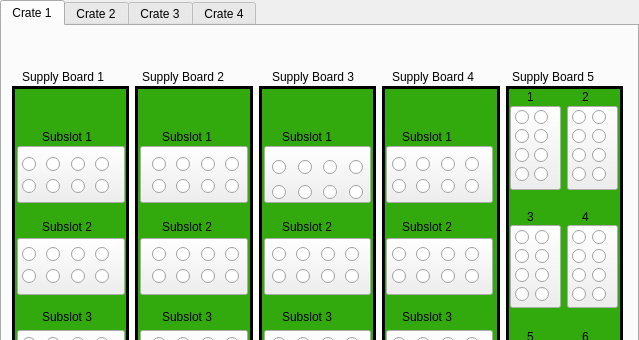
This is cratestabwidget.ui in JeffersonLab/clas12-dc-wiremap as Qt 5 draws it before an edit; both pictures show x 0 to 639 and y 0 to 340 of the 639 by 543 pixel window. The edited form follows.
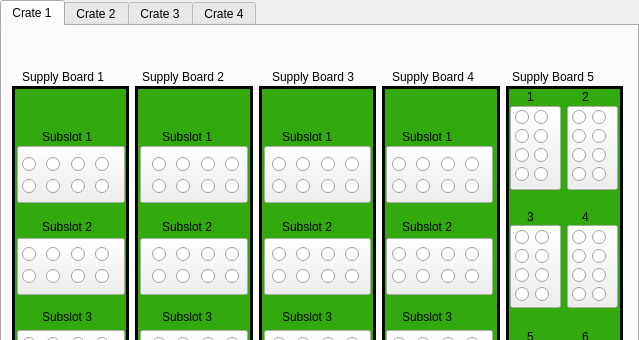
This is the edited form.

Commit message: three supply boards with signaling done

Patch:
```diff
--- a/cratestabwidget.ui
+++ b/cratestabwidget.ui
@@ -1434,8 +1434,8 @@
      <rect>
       <x>270</x>
       <y>130</y>
-      <width>96</width>
-      <height>48</height>
+      <width>91</width>
+      <height>41</height>
      </rect>
     </property>
     <layout class="QGridLayout" name="gridLayout_9">
```
Left out of the diff: 384 changed lines with no effect on the pictures.
